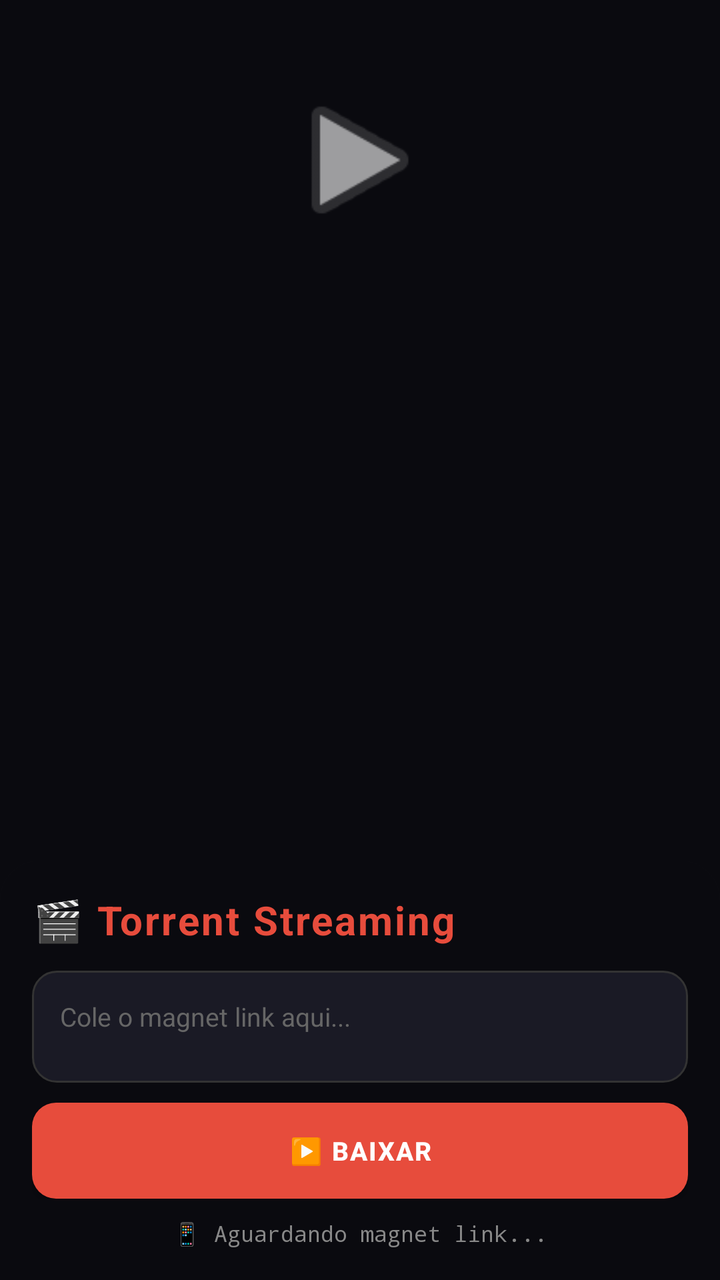
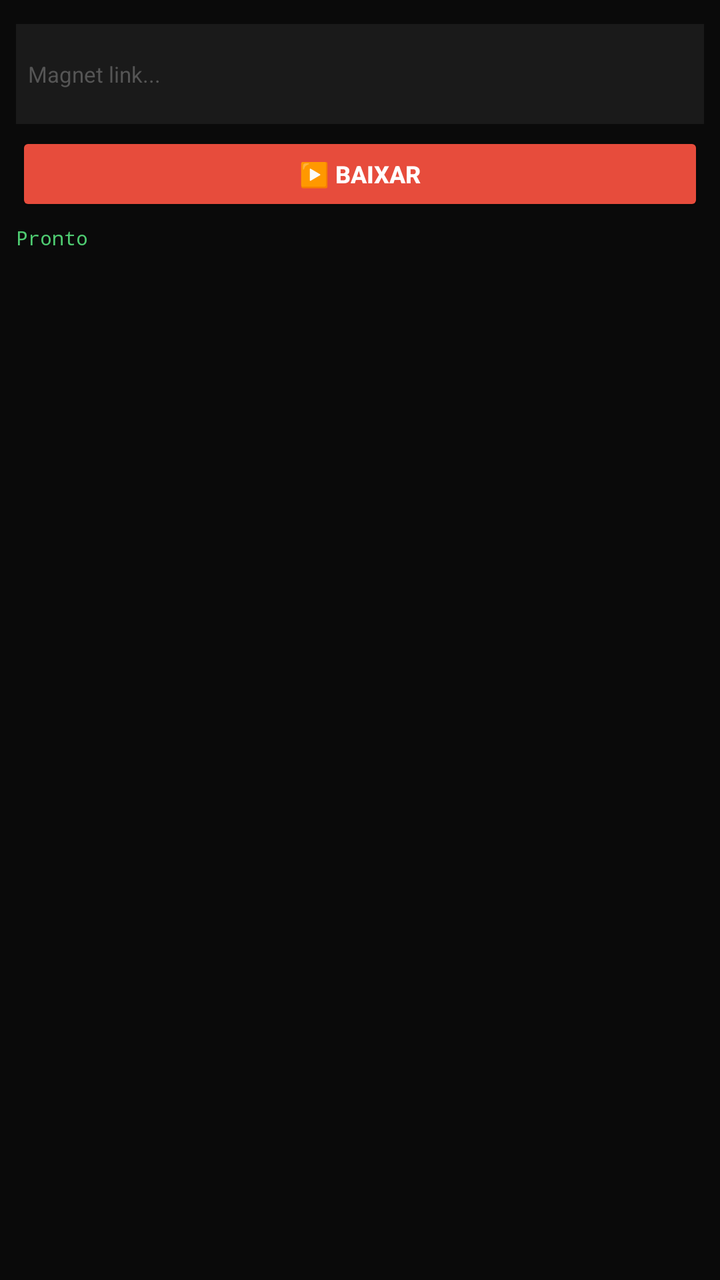

Two renders of the same Android screen: before a commit and after it. Below are the layout's source before the change and the commit's diff.
<!-- AndroidManifest.xml: application theme Theme.AppCompat.NoActionBar -->
<!-- res/layout/activity_main.xml -->
<?xml version="1.0" encoding="utf-8"?>
<FrameLayout xmlns:android="http://schemas.android.com/apk/res/android"
    android:layout_width="match_parent"
    android:layout_height="match_parent"
    android:background="#0a0a0f">
    
    
    <ImageView
        android:id="@+id/app_icon"
        android:layout_width="80dp"
        android:layout_height="80dp"
        android:layout_gravity="center_horizontal|top"
        android:layout_marginTop="40dp"
        android:src="@android:drawable/ic_media_play"
        android:alpha="0.6" />
    
    
    <VideoView
        android:id="@+id/video_view"
        android:layout_width="match_parent"
        android:layout_height="wrap_content"
        android:layout_gravity="center"
        android:visibility="gone" />
    
    
    <FrameLayout
        android:id="@+id/loading_overlay"
        android:layout_width="match_parent"
        android:layout_height="180dp"
        android:layout_gravity="center"
        android:visibility="gone"
        android:background="@drawable/loading_bg">
        
        <LinearLayout
            android:layout_width="wrap_content"
            android:layout_height="wrap_content"
            android:layout_gravity="center"
            android:orientation="vertical"
            android:gravity="center">
            
            <ProgressBar
                android:id="@+id/buffer_bar"
                style="@android:style/Widget.ProgressBar.Horizontal"
                android:layout_width="200dp"
                android:layout_height="4dp"
                android:progressTint="#e74c3c"
                android:progressBackgroundTint="#333" />
            
            <TextView
                android:id="@+id/progress_text"
                android:layout_width="wrap_content"
                android:layout_height="wrap_content"
                android:layout_marginTop="12dp"
                android:text="📦 0 MB"
                android:textColor="#fff"
                android:textSize="13sp"
                android:visibility="gone" />
            
            <TextView
                android:id="@+id/speed_text"
                android:layout_width="wrap_content"
                android:layout_height="wrap_content"
                android:layout_marginTop="4dp"
                android:text="⚡ 2 MB/s máx."
                android:textColor="#aaa"
                android:textSize="11sp"
                android:visibility="gone" />
        </LinearLayout>
    </FrameLayout>
    
    
    <LinearLayout
        android:id="@+id/control_panel"
        android:layout_width="match_parent"
        android:layout_height="wrap_content"
        android:layout_gravity="bottom"
        android:orientation="vertical"
        android:padding="16dp"
        android:background="@drawable/panel_bg"
        android:elevation="16dp">
        
        <TextView
            android:layout_width="wrap_content"
            android:layout_height="wrap_content"
            android:text="🎬 Torrent Streaming"
            android:textColor="#e74c3c"
            android:textSize="20sp"
            android:textStyle="bold"
            android:letterSpacing="0.05"
            android:layout_marginBottom="12dp" />
        
        <EditText
            android:id="@+id/magnet_input"
            android:layout_width="match_parent"
            android:layout_height="56dp"
            android:background="@drawable/input_bg"
            android:hint="Cole o magnet link aqui..."
            android:textColorHint="#666"
            android:inputType="textMultiLine"
            android:padding="14dp"
            android:textColor="#fff"
            android:textSize="13sp"
            android:gravity="top" />
        
        <LinearLayout
            android:layout_width="match_parent"
            android:layout_height="wrap_content"
            android:orientation="horizontal"
            android:layout_marginTop="10dp">
            
            <Button
                android:id="@+id/btn_play"
                android:layout_width="0dp"
                android:layout_height="48dp"
                android:layout_weight="1"
                android:background="@drawable/btn_primary"
                android:text="▶️ BAIXAR"
                android:textColor="#fff"
                android:textStyle="bold"
                android:textSize="13sp"
                android:letterSpacing="0.05" />
            
            <Button
                android:id="@+id/btn_watch"
                android:layout_width="0dp"
                android:layout_height="48dp"
                android:layout_weight="1"
                android:layout_marginStart="8dp"
                android:background="@drawable/btn_success"
                android:text="🎬 ASSISTIR"
                android:textColor="#000"
                android:textStyle="bold"
                android:textSize="13sp"
                android:letterSpacing="0.05"
                android:visibility="gone" />
            
            <Button
                android:id="@+id/btn_stop"
                android:layout_width="0dp"
                android:layout_height="48dp"
                android:layout_weight="1"
                android:layout_marginStart="8dp"
                android:background="@drawable/btn_danger"
                android:text="⏹️ PARAR"
                android:textColor="#fff"
                android:textStyle="bold"
                android:textSize="13sp"
                android:letterSpacing="0.05"
                android:visibility="gone" />
        </LinearLayout>
        
        <TextView
            android:id="@+id/status_text"
            android:layout_width="match_parent"
            android:layout_height="wrap_content"
            android:layout_marginTop="10dp"
            android:text="📱 Aguardando magnet link..."
            android:textColor="#888"
            android:textSize="11sp"
            android:fontFamily="monospace"
            android:gravity="center" />
    </LinearLayout>
    
</FrameLayout>
<!-- resources referenced by this layout -->
<resources>
  <!-- drawable btn_danger (drawable) -->
  <?xml version="1.0" encoding="utf-8"?>
  <shape xmlns:android="http://schemas.android.com/apk/res/android">
      <solid android:color="#555" />
      <corners android:radius="12dp" />
  </shape>
  <!-- drawable btn_primary (drawable) -->
  <?xml version="1.0" encoding="utf-8"?>
  <shape xmlns:android="http://schemas.android.com/apk/res/android">
      <solid android:color="#e74c3c" />
      <corners android:radius="12dp" />
  </shape>
  <!-- drawable btn_success (drawable) -->
  <?xml version="1.0" encoding="utf-8"?>
  <shape xmlns:android="http://schemas.android.com/apk/res/android">
      <solid android:color="#2ecc71" />
      <corners android:radius="12dp" />
  </shape>
  <!-- drawable input_bg (drawable) -->
  <?xml version="1.0" encoding="utf-8"?>
  <shape xmlns:android="http://schemas.android.com/apk/res/android">
      <solid android:color="#1a1a25" />
      <corners android:radius="12dp" />
      <stroke android:width="1dp" android:color="#333" />
  </shape>
  <!-- drawable loading_bg (drawable) -->
  <?xml version="1.0" encoding="utf-8"?>
  <shape xmlns:android="http://schemas.android.com/apk/res/android">
      <solid android:color="#dd111118" />
      <corners android:radius="16dp" />
      <padding android:left="20dp" android:right="20dp" android:top="30dp" android:bottom="30dp" />
  </shape>
  <!-- drawable panel_bg (drawable) -->
  <?xml version="1.0" encoding="utf-8"?>
  <shape xmlns:android="http://schemas.android.com/apk/res/android">
      <gradient android:startColor="#ee0a0a0f" android:endColor="#f00a0a0f" android:angle="90" />
      <corners android:topLeftRadius="20dp" android:topRightRadius="20dp" />
  </shape>
</resources>

<!-- the commit's change to res/layout/activity_main.xml (unified diff, before → after) -->
@@ -1,35 +1,25 @@
 <?xml version="1.0" encoding="utf-8"?>
-<FrameLayout xmlns:android="http://schemas.android.com/apk/res/android"
+<LinearLayout xmlns:android="http://schemas.android.com/apk/res/android"
+    xmlns:app="http://schemas.android.com/apk/res-auto"
     android:layout_width="match_parent"
     android:layout_height="match_parent"
-    android:background="#0a0a0f">
-    
-    
-    <ImageView
-        android:id="@+id/app_icon"
-        android:layout_width="80dp"
-        android:layout_height="80dp"
-        android:layout_gravity="center_horizontal|top"
-        android:layout_marginTop="40dp"
-        android:src="@android:drawable/ic_media_play"
-        android:alpha="0.6" />
-    
+    android:orientation="vertical"
+    android:background="#0a0a0a"
+    android:gravity="center_horizontal"
+    android:padding="8dp">
     
     <VideoView
         android:id="@+id/video_view"
         android:layout_width="match_parent"
         android:layout_height="wrap_content"
-        android:layout_gravity="center"
         android:visibility="gone" />
-    
     
     <FrameLayout
         android:id="@+id/loading_overlay"
         android:layout_width="match_parent"
-        android:layout_height="180dp"
-        android:layout_gravity="center"
+        android:layout_height="150dp"
         android:visibility="gone"
-        android:background="@drawable/loading_bg">
+        android:background="#1a1a1a">
         
         <LinearLayout
             android:layout_width="wrap_content"
@@ -39,126 +29,101 @@
             android:gravity="center">
             
             <ProgressBar
-                android:id="@+id/buffer_bar"
-                style="@android:style/Widget.ProgressBar.Horizontal"
-                android:layout_width="200dp"
-                android:layout_height="4dp"
-                android:progressTint="#e74c3c"
-                android:progressBackgroundTint="#333" />
+                android:id="@+id/spinner_bar"
+                android:layout_width="40dp"
+                android:layout_height="40dp"
+                android:indeterminateTint="#e74c3c" />
             
             <TextView
-                android:id="@+id/progress_text"
                 android:layout_width="wrap_content"
                 android:layout_height="wrap_content"
-                android:layout_marginTop="12dp"
-                android:text="📦 0 MB"
-                android:textColor="#fff"
-                android:textSize="13sp"
-                android:visibility="gone" />
-            
-            <TextView
-                android:id="@+id/speed_text"
-                android:layout_width="wrap_content"
-                android:layout_height="wrap_content"
-                android:layout_marginTop="4dp"
-                android:text="⚡ 2 MB/s máx."
-                android:textColor="#aaa"
-                android:textSize="11sp"
-                android:visibility="gone" />
+                android:layout_marginTop="8dp"
+                android:text="⏳ Carregando..."
+                android:textColor="#e74c3c"
+                android:textSize="14sp" />
         </LinearLayout>
     </FrameLayout>
     
-    
     <LinearLayout
-        android:id="@+id/control_panel"
         android:layout_width="match_parent"
         android:layout_height="wrap_content"
-        android:layout_gravity="bottom"
         android:orientation="vertical"
-        android:padding="16dp"
-        android:background="@drawable/panel_bg"
-        android:elevation="16dp">
-        
-        <TextView
-            android:layout_width="wrap_content"
-            android:layout_height="wrap_content"
-            android:text="🎬 Torrent Streaming"
-            android:textColor="#e74c3c"
-            android:textSize="20sp"
-            android:textStyle="bold"
-            android:letterSpacing="0.05"
-            android:layout_marginBottom="12dp" />
+        android:layout_marginTop="4dp">
         
         <EditText
             android:id="@+id/magnet_input"
             android:layout_width="match_parent"
-            android:layout_height="56dp"
-            android:background="@drawable/input_bg"
-            android:hint="Cole o magnet link aqui..."
-            android:textColorHint="#666"
+            android:layout_height="50dp"
+            android:background="#1a1a1a"
+            android:hint="Magnet link..."
+            android:textColorHint="#555"
             android:inputType="textMultiLine"
-            android:padding="14dp"
+            android:padding="6dp"
             android:textColor="#fff"
-            android:textSize="13sp"
-            android:gravity="top" />
+            android:textSize="11sp" />
         
         <LinearLayout
             android:layout_width="match_parent"
             android:layout_height="wrap_content"
             android:orientation="horizontal"
-            android:layout_marginTop="10dp">
+            android:layout_marginTop="4dp">
             
             <Button
                 android:id="@+id/btn_play"
                 android:layout_width="0dp"
-                android:layout_height="48dp"
+                android:layout_height="42dp"
                 android:layout_weight="1"
-                android:background="@drawable/btn_primary"
+                android:backgroundTint="#e74c3c"
                 android:text="▶️ BAIXAR"
                 android:textColor="#fff"
                 android:textStyle="bold"
-                android:textSize="13sp"
-                android:letterSpacing="0.05" />
+                android:textSize="12sp" />
             
             <Button
                 android:id="@+id/btn_watch"
                 android:layout_width="0dp"
-                android:layout_height="48dp"
+                android:layout_height="42dp"
                 android:layout_weight="1"
-                android:layout_marginStart="8dp"
-                android:background="@drawable/btn_success"
+                android:layout_marginStart="4dp"
+                android:backgroundTint="#4ecb71"
                 android:text="🎬 ASSISTIR"
                 android:textColor="#000"
                 android:textStyle="bold"
-                android:textSize="13sp"
-                android:letterSpacing="0.05"
+                android:textSize="12sp"
                 android:visibility="gone" />
             
             <Button
                 android:id="@+id/btn_stop"
                 android:layout_width="0dp"
-                android:layout_height="48dp"
+                android:layout_height="42dp"
                 android:layout_weight="1"
-                android:layout_marginStart="8dp"
-                android:background="@drawable/btn_danger"
+                android:layout_marginStart="4dp"
+                android:backgroundTint="#555"
                 android:text="⏹️ PARAR"
                 android:textColor="#fff"
                 android:textStyle="bold"
-                android:textSize="13sp"
-                android:letterSpacing="0.05"
+                android:textSize="12sp"
                 android:visibility="gone" />
         </LinearLayout>
         
+        <ProgressBar
+            android:id="@+id/buffer_bar"
+            style="?android:attr/progressBarStyleHorizontal"
+            android:layout_width="match_parent"
+            android:layout_height="4dp"
+            android:layout_marginTop="4dp"
+            android:progressTint="#e74c3c"
+            android:visibility="gone" />
+        
         <TextView
             android:id="@+id/status_text"
-            android:layout_width="match_parent"
+            android:layout_width="wrap_content"
             android:layout_height="wrap_content"
-            android:layout_marginTop="10dp"
-            android:text="📱 Aguardando magnet link..."
-            android:textColor="#888"
-            android:textSize="11sp"
-            android:fontFamily="monospace"
-            android:gravity="center" />
+            android:layout_marginTop="4dp"
+            android:text="Pronto"
+            android:textColor="#4ecb71"
+            android:textSize="10sp"
+            android:fontFamily="monospace" />
     </LinearLayout>
     
-</FrameLayout>
+</LinearLayout>
<!-- resource entries referenced after the edit -->
@@ -1,42 +1,5 @@
 <!-- resources referenced by this layout -->
 <resources>
-  <!-- drawable btn_danger (drawable) -->
-  <?xml version="1.0" encoding="utf-8"?>
-  <shape xmlns:android="http://schemas.android.com/apk/res/android">
-      <solid android:color="#555" />
-      <corners android:radius="12dp" />
-  </shape>
-  <!-- drawable btn_primary (drawable) -->
-  <?xml version="1.0" encoding="utf-8"?>
-  <shape xmlns:android="http://schemas.android.com/apk/res/android">
-      <solid android:color="#e74c3c" />
-      <corners android:radius="12dp" />
-  </shape>
-  <!-- drawable btn_success (drawable) -->
-  <?xml version="1.0" encoding="utf-8"?>
-  <shape xmlns:android="http://schemas.android.com/apk/res/android">
-      <solid android:color="#2ecc71" />
-      <corners android:radius="12dp" />
-  </shape>
-  <!-- drawable input_bg (drawable) -->
-  <?xml version="1.0" encoding="utf-8"?>
-  <shape xmlns:android="http://schemas.android.com/apk/res/android">
-      <solid android:color="#1a1a25" />
-      <corners android:radius="12dp" />
-      <stroke android:width="1dp" android:color="#333" />
-  </shape>
-  <!-- drawable loading_bg (drawable) -->
-  <?xml version="1.0" encoding="utf-8"?>
-  <shape xmlns:android="http://schemas.android.com/apk/res/android">
-      <solid android:color="#dd111118" />
-      <corners android:radius="16dp" />
-      <padding android:left="20dp" android:right="20dp" android:top="30dp" android:bottom="30dp" />
-  </shape>
-  <!-- drawable panel_bg (drawable) -->
-  <?xml version="1.0" encoding="utf-8"?>
-  <shape xmlns:android="http://schemas.android.com/apk/res/android">
-      <gradient android:startColor="#ee0a0a0f" android:endColor="#f00a0a0f" android:angle="90" />
-      <corners android:topLeftRadius="20dp" android:topRightRadius="20dp" />
-  </shape>
+
 </resources>
 
